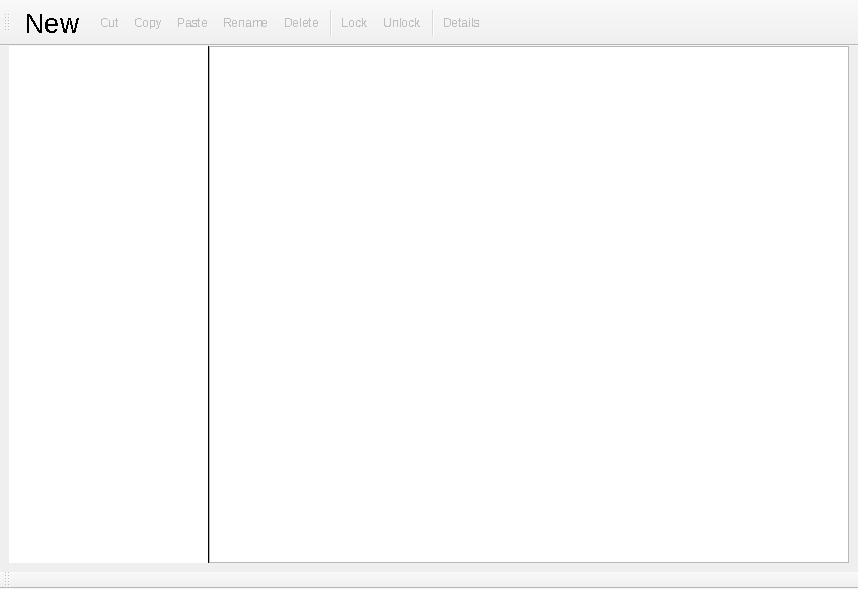
Before: the Qt Designer form ui_files/main_window.ui in Amanrai503/Secure-file-management-system, drawn with Qt 5.
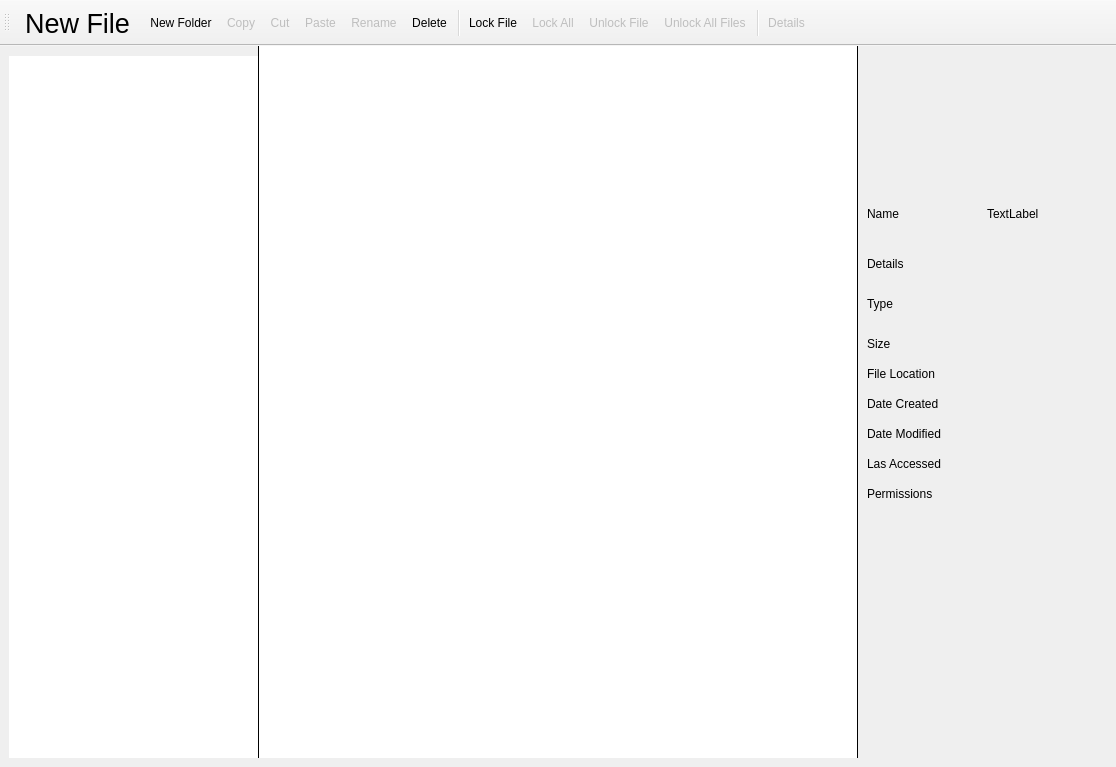
After: the same form once the commit is applied. Icons and pictures are not drawn.

```diff
--- a/ui_files/main_window.ui
+++ b/ui_files/main_window.ui
@@ -6,14 +6,17 @@
    <rect>
     <x>0</x>
     <y>0</y>
-    <width>858</width>
-    <height>589</height>
+    <width>1116</width>
+    <height>767</height>
    </rect>
   </property>
   <property name="windowTitle">
    <string>MainWindow</string>
   </property>
   <widget class="QWidget" name="centralwidget">
+   <property name="styleSheet">
+    <string notr="true">border:none;</string>
+   </property>
    <layout class="QVBoxLayout" name="verticalLayout">
     <property name="spacing">
      <number>0</number>
@@ -46,13 +49,21 @@
         <widget class="QTreeWidget" name="treeWidget">
          <property name="maximumSize">
           <size>
-           <width>200</width>
+           <width>250</width>
            <height>16777215</height>
           </size>
          </property>
          <property name="styleSheet">
-          <string notr="true">border:none;
+          <string notr="true">QTreeWidget{
+border:none;
 border-right: 1px solid black;
+padding-top:10px
+}
+
+QTreeWidget::item {
+        padding: 10px;  /* Increase spacing inside each item */
+        min-height: 25px; /* Increase row height */
+    }
 
 </string>
          </property>
@@ -62,18 +73,45 @@
          <property name="dragDropOverwriteMode">
           <bool>false</bool>
          </property>
+         <property name="dragDropMode">
+          <enum>QAbstractItemView::DragDrop</enum>
+         </property>
+         <property name="defaultDropAction">
+          <enum>Qt::MoveAction</enum>
+         </property>
+         <property name="alternatingRowColors">
+          <bool>false</bool>
+         </property>
          <property name="iconSize">
           <size>
-           <width>16</width>
-           <height>16</height>
+           <width>20</width>
+           <height>20</height>
           </size>
          </property>
+         <property name="textElideMode">
+          <enum>Qt::ElideRight</enum>
+         </property>
          <property name="horizontalScrollMode">
           <enum>QAbstractItemView::ScrollPerItem</enum>
          </property>
+         <property name="indentation">
+          <number>20</number>
+         </property>
+         <property name="rootIsDecorated">
+          <bool>false</bool>
+         </property>
+         <property name="animated">
+          <bool>true</bool>
+         </property>
+         <property name="wordWrap">
+          <bool>true</bool>
+         </property>
          <attribute name="headerVisible">
           <bool>false</bool>
          </attribute>
+         <attribute name="headerStretchLastSection">
+          <bool>true</bool>
+         </attribute>
          <column>
           <property name="text">
            <string notr="true">1</string>
@@ -83,17 +121,26 @@
        </item>
        <item>
         <widget class="QTreeView" name="treeView">
+         <property name="font">
+          <font>
+           <pointsize>12</pointsize>
+          </font>
+         </property>
          <property name="styleSheet">
           <string notr="true">QTreeWidget::item:selected {
-        background-color: #0078D7; /* Light blue background */
-        color: white; /* White text */
-    }</string>
+        background-color: #0078D7;
+        color: white; 
+    }
+
+
+ QTreeView:focus { border: none; outline: none; }
+</string>
          </property>
          <property name="dragDropMode">
           <enum>QAbstractItemView::DragDrop</enum>
          </property>
          <property name="selectionMode">
-          <enum>QAbstractItemView::MultiSelection</enum>
+          <enum>QAbstractItemView::SingleSelection</enum>
          </property>
          <property name="sortingEnabled">
           <bool>true</bool>
@@ -103,43 +150,303 @@
          </attribute>
         </widget>
        </item>
+       <item>
+        <widget class="QWidget" name="details_widget" native="true">
+         <property name="minimumSize">
+          <size>
+           <width>250</width>
+           <height>0</height>
+          </size>
+         </property>
+         <property name="styleSheet">
+          <string notr="true">QWidget { 
+border:none;
+border-left: 1px solid black;
+ }
+
+QLabel{
+border:none;
+}
+</string>
+         </property>
+         <widget class="QLabel" name="label">
+          <property name="geometry">
+           <rect>
+            <x>10</x>
+            <y>0</y>
+            <width>221</width>
+            <height>131</height>
+           </rect>
+          </property>
+          <property name="styleSheet">
+           <string notr="true"/>
+          </property>
+          <property name="text">
+           <string/>
+          </property>
+          <property name="scaledContents">
+           <bool>false</bool>
+          </property>
+          <property name="alignment">
+           <set>Qt::AlignCenter</set>
+          </property>
+         </widget>
+         <widget class="QLabel" name="label_2">
+          <property name="geometry">
+           <rect>
+            <x>10</x>
+            <y>160</y>
+            <width>55</width>
+            <height>16</height>
+           </rect>
+          </property>
+          <property name="text">
+           <string>Name</string>
+          </property>
+         </widget>
+         <widget class="QLabel" name="label_3">
+          <property name="geometry">
+           <rect>
+            <x>10</x>
+            <y>210</y>
+            <width>55</width>
+            <height>16</height>
+           </rect>
+          </property>
+          <property name="text">
+           <string>Details</string>
+          </property>
+         </widget>
+         <widget class="QLabel" name="label_4">
+          <property name="geometry">
+           <rect>
+            <x>10</x>
+            <y>250</y>
+            <width>55</width>
+            <height>16</height>
+           </rect>
+          </property>
+          <property name="text">
+           <string>Type</string>
+          </property>
+         </widget>
+         <widget class="QLabel" name="label_5">
+          <property name="geometry">
+           <rect>
+            <x>10</x>
+            <y>290</y>
+            <width>55</width>
+            <height>16</height>
+           </rect>
+          </property>
+          <property name="text">
+           <string>Size</string>
+          </property>
+         </widget>
+         <widget class="QLabel" name="label_6">
+          <property name="geometry">
+           <rect>
+            <x>10</x>
+            <y>320</y>
+            <width>81</width>
+            <height>16</height>
+           </rect>
+          </property>
+          <property name="text">
+           <string>File Location</string>
+          </property>
+         </widget>
+         <widget class="QLabel" name="label_7">
+          <property name="geometry">
+           <rect>
+            <x>10</x>
+            <y>380</y>
+            <width>81</width>
+            <height>16</height>
+           </rect>
+          </property>
+          <property name="text">
+           <string>Date Modified</string>
+          </property>
+         </widget>
+         <widget class="QLabel" name="label_8">
+          <property name="geometry">
+           <rect>
+            <x>10</x>
+            <y>350</y>
+            <width>81</width>
+            <height>16</height>
+           </rect>
+          </property>
+          <property name="text">
+           <string>Date Created</string>
+          </property>
+         </widget>
+         <widget class="QLabel" name="label_9">
+          <property name="geometry">
+           <rect>
+            <x>10</x>
+            <y>410</y>
+            <width>91</width>
+            <height>16</height>
+           </rect>
+          </property>
+          <property name="text">
+           <string>Las Accessed</string>
+          </property>
+         </widget>
+         <widget class="QLabel" name="label_10">
+          <property name="geometry">
+           <rect>
+            <x>10</x>
+            <y>440</y>
+            <width>81</width>
+            <height>16</height>
+           </rect>
+          </property>
+          <property name="text">
+           <string>Permissions</string>
+          </property>
+         </widget>
+         <widget class="QLabel" name="name">
+          <property name="geometry">
+           <rect>
+            <x>130</x>
+            <y>160</y>
+            <width>55</width>
+            <height>16</height>
+           </rect>
+          </property>
+          <property name="text">
+           <string>TextLabel</string>
+          </property>
+          <property name="wordWrap">
+           <bool>true</bool>
+          </property>
+         </widget>
+         <widget class="QLabel" name="type">
+          <property name="geometry">
+           <rect>
+            <x>90</x>
+            <y>250</y>
+            <width>151</width>
+            <height>20</height>
+           </rect>
+          </property>
+          <property name="text">
+           <string/>
+          </property>
+          <property name="wordWrap">
+           <bool>true</bool>
+          </property>
+         </widget>
+         <widget class="QLabel" name="size_d">
+          <property name="geometry">
+           <rect>
+            <x>70</x>
+            <y>290</y>
+            <width>171</width>
+            <height>20</height>
+           </rect>
+          </property>
+          <property name="text">
+           <string/>
+          </property>
+          <property name="wordWrap">
+           <bool>true</bool>
+          </property>
+         </widget>
+         <widget class="QLabel" name="location">
+          <property name="geometry">
+           <rect>
+            <x>130</x>
+            <y>320</y>
+            <width>111</width>
+            <height>16</height>
+           </rect>
+          </property>
+          <property name="text">
+           <string/>
+          </property>
+          <property name="wordWrap">
+           <bool>true</bool>
+          </property>
+         </widget>
+         <widget class="QLabel" name="created">
+          <property name="geometry">
+           <rect>
+            <x>130</x>
+            <y>350</y>
+            <width>111</width>
+            <height>16</height>
+           </rect>
+          </property>
+          <property name="text">
+           <string/>
+          </property>
+          <property name="wordWrap">
+           <bool>true</bool>
+          </property>
+         </widget>
+         <widget class="QLabel" name="modified">
+          <property name="geometry">
+           <rect>
+            <x>130</x>
+            <y>380</y>
+            <width>111</width>
+            <height>16</height>
+           </rect>
+          </property>
+          <property name="text">
+           <string/>
+          </property>
+          <property name="wordWrap">
+           <bool>true</bool>
+          </property>
+         </widget>
+         <widget class="QLabel" name="access">
+          <property name="geometry">
+           <rect>
+            <x>130</x>
+            <y>410</y>
+            <width>111</width>
+            <height>16</height>
+           </rect>
+          </property>
+          <property name="text">
+           <string/>
+          </property>
+          <property name="wordWrap">
+           <bool>true</bool>
+          </property>
+         </widget>
+         <widget class="QLabel" name="permission">
+          <property name="geometry">
+           <rect>
+            <x>130</x>
+            <y>440</y>
+            <width>111</width>
+            <height>16</height>
+           </rect>
+          </property>
+          <property name="text">
+           <string/>
+          </property>
+          <property name="wordWrap">
+           <bool>true</bool>
+          </property>
+         </widget>
+        </widget>
+       </item>
       </layout>
      </widget>
     </item>
    </layout>
   </widget>
   <widget class="QToolBar" name="toolBar">
-   <property name="minimumSize">
-    <size>
-     <width>0</width>
-     <height>0</height>
-    </size>
-   </property>
-   <property name="font">
-    <font>
-     <weight>50</weight>
-     <bold>false</bold>
-     <stylestrategy>NoAntialias</stylestrategy>
-    </font>
-   </property>
-   <property name="mouseTracking">
-    <bool>false</bool>
-   </property>
    <property name="windowTitle">
     <string>toolBar</string>
    </property>
-   <property name="movable">
-    <bool>true</bool>
-   </property>
-   <property name="iconSize">
-    <size>
-     <width>32</width>
-     <height>32</height>
-    </size>
-   </property>
-   <property name="toolButtonStyle">
-    <enum>Qt::ToolButtonIconOnly</enum>
-   </property>
    <attribute name="toolBarArea">
     <enum>TopToolBarArea</enum>
    </attribute>
@@ -147,28 +454,20 @@
     <bool>false</bool>
    </attribute>
    <addaction name="actionNew"/>
-   <addaction name="actionCut"/>
+   <addaction name="actionNew_Folder"/>
    <addaction name="actionCopy"/>
+   <addaction name="actionCut"/>
    <addaction name="actionPaste"/>
    <addaction name="actionRename"/>
    <addaction name="actionDelete"/>
    <addaction name="separator"/>
-   <addaction name="actionLock"/>
-   <addaction name="actionUnlock"/>
+   <addaction name="actionLock_File"/>
+   <addaction name="actionLockAll"/>
+   <addaction name="actionUnlockFile"/>
+   <addaction name="actionUnlockAll"/>
    <addaction name="separator"/>
    <addaction name="actionDetails"/>
   </widget>
-  <widget class="QToolBar" name="toolBar_2">
-   <property name="windowTitle">
-    <string>toolBar_2</string>
-   </property>
-   <attribute name="toolBarArea">
-    <enum>BottomToolBarArea</enum>
-   </attribute>
-   <attribute name="toolBarBreak">
-    <bool>false</bool>
-   </attribute>
-  </widget>
   <action name="actionNew">
    <property name="enabled">
     <bool>true</bool>
@@ -178,10 +477,10 @@
      <normaloff>:/icons/resources/new.png</normaloff>:/icons/resources/new.png</iconset>
    </property>
    <property name="text">
-    <string>New</string>
+    <string>New File</string>
    </property>
    <property name="toolTip">
-    <string>&lt;html&gt;&lt;head/&gt;&lt;body&gt;&lt;p&gt;&lt;span style=&quot; font-size:8pt;&quot;&gt;New&lt;/span&gt;&lt;/p&gt;&lt;/body&gt;&lt;/html&gt;</string>
+    <string>New File</string>
    </property>
    <property name="font">
     <font>
@@ -251,7 +550,7 @@
   </action>
   <action name="actionDelete">
    <property name="enabled">
-    <bool>false</bool>
+    <bool>true</bool>
    </property>
    <property name="icon">
     <iconset resource="../resource.qrc">
@@ -264,7 +563,7 @@
     <string>Delete</string>
    </property>
   </action>
-  <action name="actionLock">
+  <action name="actionLockAll">
    <property name="enabled">
     <bool>false</bool>
    </property>
@@ -273,13 +572,13 @@
      <normaloff>:/icons/resources/icons8-secure-folder-96.png</normaloff>:/icons/resources/icons8-secure-folder-96.png</iconset>
    </property>
    <property name="text">
-    <string>Lock</string>
+    <string>Lock All</string>
    </property>
    <property name="toolTip">
-    <string>Lock File</string>
+    <string>Lock All Files</string>
    </property>
   </action>
-  <action name="actionUnlock">
+  <action name="actionUnlockFile">
    <property name="enabled">
     <bool>false</bool>
    </property>
@@ -288,13 +587,16 @@
      <normaloff>:/icons/resources/icons8-key-96.png</normaloff>:/icons/resources/icons8-key-96.png</iconset>
    </property>
    <property name="text">
-    <string>Unlock</string>
+    <string>Unlock File</string>
    </property>
    <property name="toolTip">
     <string>Unlock File</string>
    </property>
   </action>
   <action name="actionDetails">
+   <property name="checkable">
+    <bool>true</bool>
+   </property>
    <property name="enabled">
     <bool>false</bool>
    </property>
@@ -324,6 +626,45 @@
     <string>Ctrl+V</string>
    </property>
   </action>
+  <action name="actionNew_Folder">
+   <property name="icon">
+    <iconset resource="../resource.qrc">
+     <normaloff>:/icons/resources/icons8-add-folder-96.png</normaloff>:/icons/resources/icons8-add-folder-96.png</iconset>
+   </property>
+   <property name="text">
+    <string>New Folder</string>
+   </property>
+   <property name="shortcut">
+    <string>Ctrl+Shift+N</string>
+   </property>
+  </action>
+  <action name="actionLock_File">
+   <property name="icon">
+    <iconset resource="../resource.qrc">
+     <normaloff>:/icons/resources/icons8-encrypted-file-96.png</normaloff>:/icons/resources/icons8-encrypted-file-96.png</iconset>
+   </property>
+   <property name="text">
+    <string>Lock File</string>
+   </property>
+   <property name="toolTip">
+    <string>Lock File</string>
+   </property>
+  </action>
+  <action name="actionUnlockAll">
+   <property name="enabled">
+    <bool>false</bool>
+   </property>
+   <property name="icon">
+    <iconset resource="../resource.qrc">
+     <normaloff>:/icons/resources/icons8-unlock-folder-96.png</normaloff>:/icons/resources/icons8-unlock-folder-96.png</iconset>
+   </property>
+   <property name="text">
+    <string>Unlock All Files</string>
+   </property>
+   <property name="toolTip">
+    <string>Unlock All Files</string>
+   </property>
+  </action>
  </widget>
  <resources>
   <include location="../resource.qrc"/>
```
